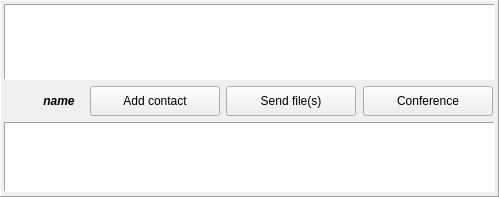
Before: the Qt Designer form Homer/forms/Widgets/MessageWidget.ui in Homer-Conferencing/Homer-Conferencing, drawn with Qt 5.
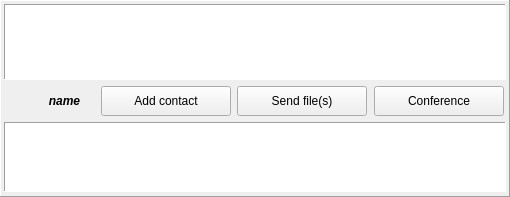
After: the same form once the commit is applied. Icons and pictures are not drawn. Custom widgets are drawn as their Qt base class.

Patch:
```diff
--- a/Homer/forms/Widgets/MessageWidget.ui
+++ b/Homer/forms/Widgets/MessageWidget.ui
@@ -6,7 +6,7 @@
    <rect>
     <x>0</x>
     <y>0</y>
-    <width>499</width>
+    <width>510</width>
     <height>197</height>
    </rect>
   </property>
```
Left out of the diff: 8 changed lines with no effect on the pictures.
